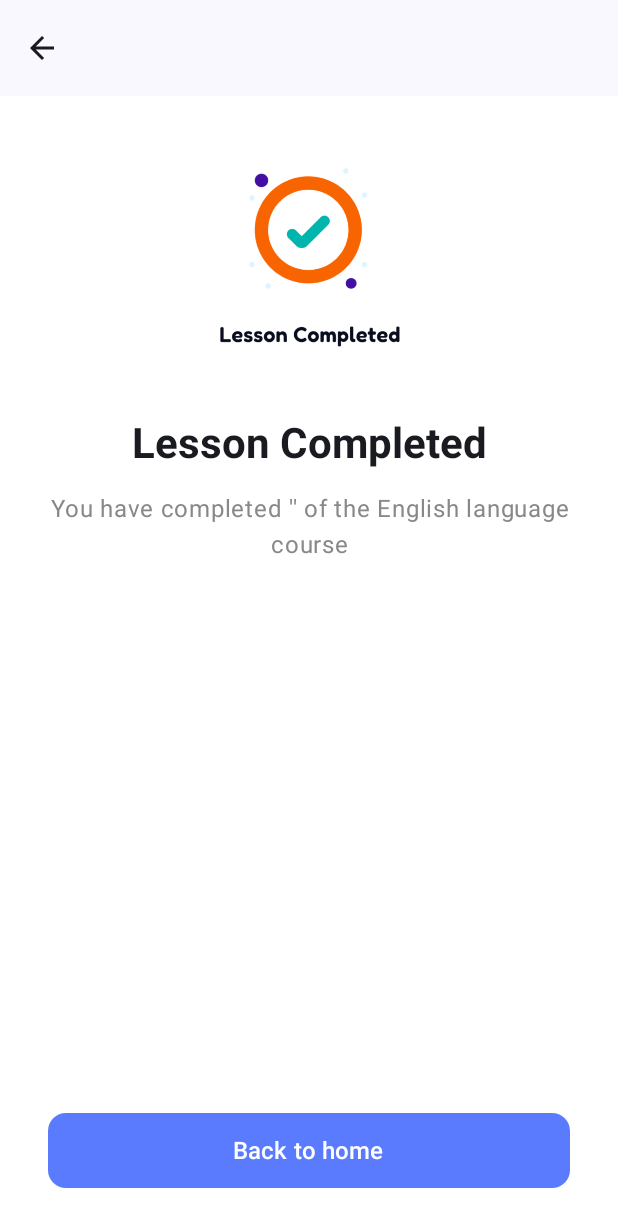
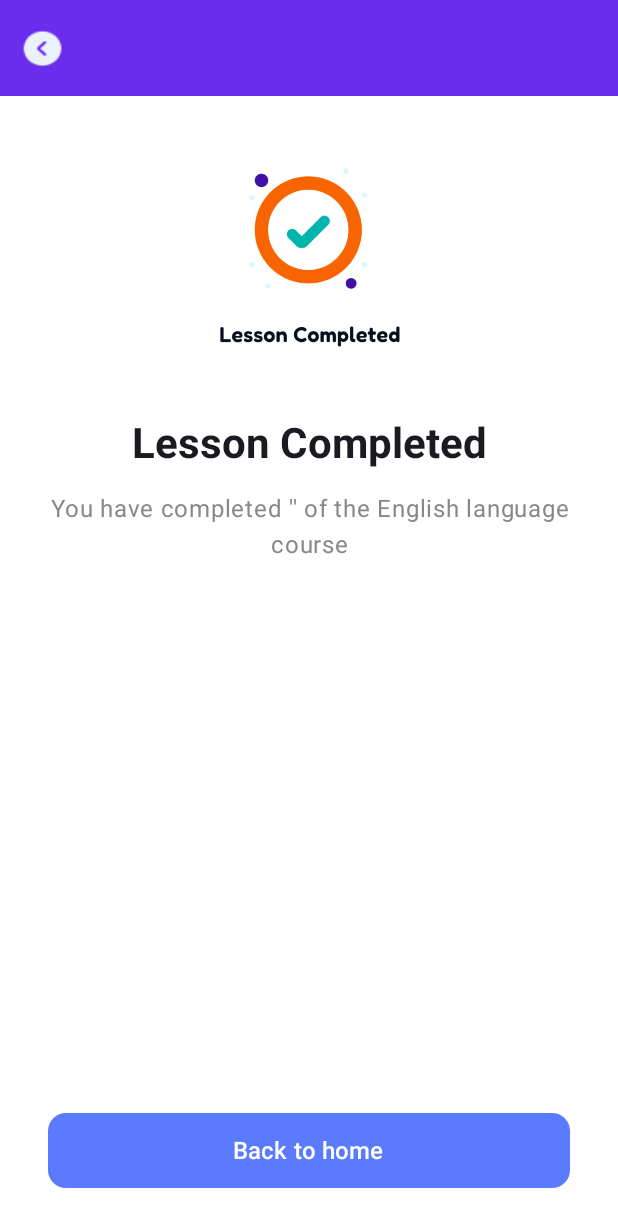
Before and after one commit to nkhoaa05/EnLearn, an Android app built with Jetpack Compose: the composable LessonCompletedScreen called with empty values, on a phone screen of 412 x 824 dp. Shown: the top 1227 px of the screen. Run offline under Robolectric (Android 15) with nearby library versions, the phone set to English and light mode, and no system bars.

Commit message:
fix completed screen

```diff
--- a/app/src/main/java/com/example/enlearn/ui/screen/MultipleChoiceQuestion/LessonCompletedScreen.kt
+++ b/app/src/main/java/com/example/enlearn/ui/screen/MultipleChoiceQuestion/LessonCompletedScreen.kt
@@ -1,5 +1,6 @@
 package com.example.enlearn.ui.screen.MultipleChoiceQuestion
 
+import androidx.compose.foundation.Image
 import androidx.compose.foundation.layout.Arrangement
 import androidx.compose.foundation.layout.Column
 import androidx.compose.foundation.layout.Spacer
@@ -8,9 +9,8 @@ import androidx.compose.foundation.layout.fillMaxWidth
 import androidx.compose.foundation.layout.height
 import androidx.compose.foundation.layout.padding
 import androidx.compose.foundation.layout.size
+import androidx.compose.foundation.layout.statusBarsPadding
 import androidx.compose.foundation.shape.RoundedCornerShape
-import androidx.compose.material.icons.Icons
-import androidx.compose.material.icons.automirrored.filled.ArrowBack
 import androidx.compose.material3.Button
 import androidx.compose.material3.ButtonDefaults
 import androidx.compose.material3.ExperimentalMaterial3Api
@@ -20,6 +20,7 @@ import androidx.compose.material3.MaterialTheme
 import androidx.compose.material3.Scaffold
 import androidx.compose.material3.Text
 import androidx.compose.material3.TopAppBar
+import androidx.compose.material3.TopAppBarDefaults
 import androidx.compose.runtime.Composable
 import androidx.compose.ui.Alignment
 import androidx.compose.ui.Modifier
@@ -31,6 +32,7 @@ import androidx.compose.ui.unit.dp
 import androidx.compose.ui.unit.sp
 import com.example.enlearn.R
 import com.example.enlearn.ui.theme.BlueAction
+import com.example.enlearn.ui.theme.PurplePrimary
 
 
 @OptIn(ExperimentalMaterial3Api::class)
@@ -48,11 +50,16 @@ fun LessonCompletedScreen(
                 title = { },
                 navigationIcon = {
                     IconButton(onClick = onBackToHome) {
-                        Icon(Icons.AutoMirrored.Filled.ArrowBack, contentDescription = "Back")
+                        Image(painter = painterResource(R.drawable.back_icon),
+                            contentDescription = "Back",
+                            modifier = Modifier.size(30.dp))
                     }
-                }
+                },
+                colors = TopAppBarDefaults.centerAlignedTopAppBarColors(containerColor = PurplePrimary)
             )
         },
+        modifier = Modifier.statusBarsPadding(),
+
         containerColor = Color.White
     ) { paddingValues ->
         Column(
```
